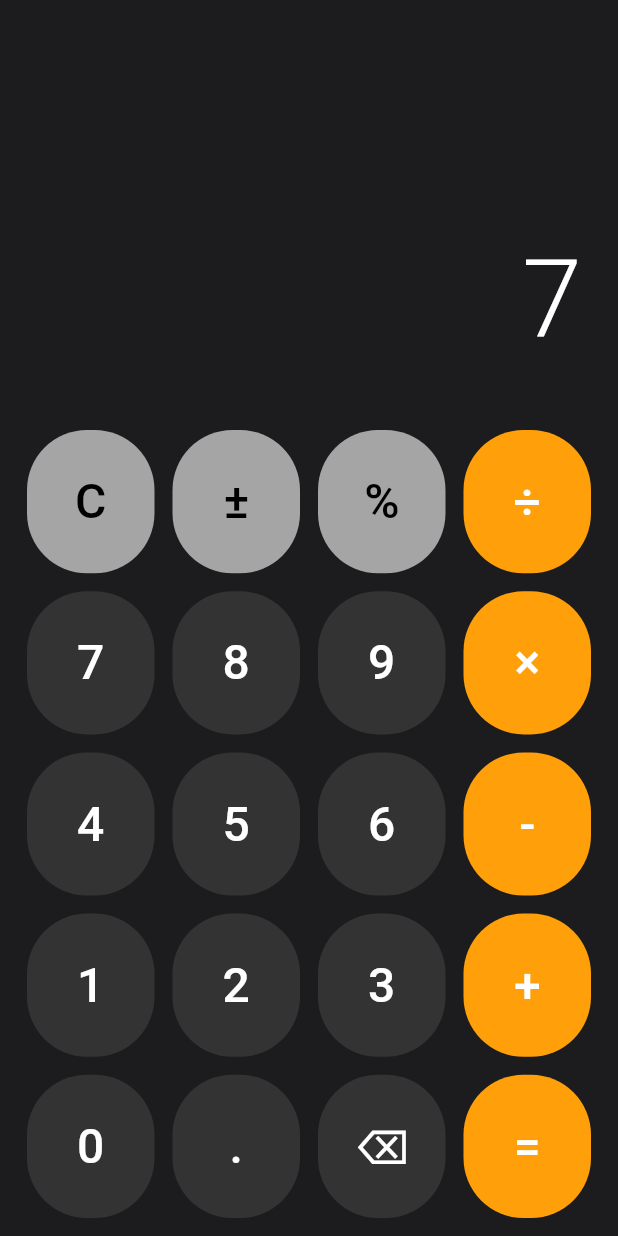
After one commit to spiceyourcode/binti-salama, a Flutter app: the CalculatorDisguiseScreen screen opened directly, after a tap on an icon or button, on a phone screen of 412 x 824 dp. The commit adds this screen. Run offline on Flutter 3.47's test engine with Material 3 defaults, Android fonts, the phone set to English and light mode, and no system bars; our stand-ins replace flutter_dotenv, flutter_local_notifications, flutter_secure_storage, geocoding, geolocator, google_maps_flutter and 4 more; accounts and stored records are empty; statements that could not run were skipped.

Commit message:
Add disguise mode functionality with a calculator interface; implement disguise mode provider for state management and update relevant screens for seamless integration.

```diff
--- /dev/null
+++ b/lib/screens/calculator_disguise_screen.dart
@@ -0,0 +1,320 @@
+import 'package:flutter/material.dart';
+import 'login_screen.dart';
+
+/// A fully functional calculator that serves as the disguise for the app.
+///
+/// SECRET ACCESS: Enter the sequence "159=" to reveal the real app.
+/// This looks like a normal calculation but unlocks Binti Salama.
+class CalculatorDisguiseScreen extends StatefulWidget {
+  const CalculatorDisguiseScreen({super.key});
+
+  @override
+  State<CalculatorDisguiseScreen> createState() =>
+      _CalculatorDisguiseScreenState();
+}
+
+class _CalculatorDisguiseScreenState extends State<CalculatorDisguiseScreen> {
+  String _display = '0';
+  String _currentInput = '';
+  String _operator = '';
+  double _firstOperand = 0;
+  bool _shouldResetDisplay = false;
+
+  // Secret sequence tracking
+  String _inputSequence = '';
+  static const String _secretCode = '159='; // Secret code to unlock real app
+
+  void _onDigitPressed(String digit) {
+    setState(() {
+      // Track input sequence for secret code
+      _inputSequence += digit;
+      if (_inputSequence.length > 10) {
+        _inputSequence = _inputSequence.substring(_inputSequence.length - 10);
+      }
+
+      if (_shouldResetDisplay) {
+        _display = digit;
+        _currentInput = digit;
+        _shouldResetDisplay = false;
+      } else {
+        if (_display == '0' && digit != '.') {
+          _display = digit;
+          _currentInput = digit;
+        } else {
+          _display += digit;
+          _currentInput += digit;
+        }
+      }
+    });
+  }
+
+  void _onOperatorPressed(String op) {
+    setState(() {
+      if (_currentInput.isNotEmpty) {
+        _firstOperand = double.tryParse(_currentInput) ?? 0;
+      }
+      _operator = op;
+      _shouldResetDisplay = true;
+      _currentInput = '';
+    });
+  }
+
+  void _onEqualsPressed() {
+    // Track equals in sequence
+    _inputSequence += '=';
+
+    // Check for secret code
+    if (_inputSequence.contains(_secretCode)) {
+      _unlockRealApp();
+      return;
+    }
+
+    setState(() {
+      if (_operator.isEmpty || _currentInput.isEmpty) {
+        _shouldResetDisplay = true;
+        return;
+      }
+
+      double secondOperand = double.tryParse(_currentInput) ?? 0;
+      double result = 0;
+
+      switch (_operator) {
+        case '+':
+          result = _firstOperand + secondOperand;
+          break;
+        case '-':
+          result = _firstOperand - secondOperand;
+          break;
+        case '×':
+          result = _firstOperand * secondOperand;
+          break;
+        case '÷':
+          if (secondOperand != 0) {
+            result = _firstOperand / secondOperand;
+          } else {
+            _display = 'Error';
+            _currentInput = '';
+            _operator = '';
+            _shouldResetDisplay = true;
+            return;
+          }
+          break;
+      }
+
+      // Format result
+      if (result == result.toInt()) {
+        _display = result.toInt().toString();
+      } else {
+        _display = result
+            .toStringAsFixed(8)
+            .replaceAll(RegExp(r'0+$'), '')
+            .replaceAll(RegExp(r'\.$'), '');
+      }
+
+      _currentInput = _display;
+      _operator = '';
+      _shouldResetDisplay = true;
+    });
+  }
+
+  void _onClearPressed() {
+    setState(() {
+      _display = '0';
+      _currentInput = '';
+      _operator = '';
+      _firstOperand = 0;
+      _shouldResetDisplay = false;
+      _inputSequence = '';
+    });
+  }
+
+  void _onBackspacePressed() {
+    setState(() {
+      if (_display.length > 1) {
+        _display = _display.substring(0, _display.length - 1);
+        _currentInput = _display;
+      } else {
+        _display = '0';
+        _currentInput = '';
+      }
+    });
+  }
+
+  void _onPercentPressed() {
+    setState(() {
+      double value = double.tryParse(_currentInput) ?? 0;
+      value = value / 100;
+      if (value == value.toInt()) {
+        _display = value.toInt().toString();
+      } else {
+        _display = value.toString();
+      }
+      _currentInput = _display;
+    });
+  }
+
+  void _onPlusMinusPressed() {
+    setState(() {
+      if (_display.startsWith('-')) {
+        _display = _display.substring(1);
+      } else if (_display != '0') {
+        _display = '-$_display';
+      }
+      _currentInput = _display;
+    });
+  }
+
+  void _unlockRealApp() {
+    // Reset sequence
+    _inputSequence = '';
+
+    // Navigate to the real login screen
+    Navigator.of(context).pushReplacement(
+      MaterialPageRoute(builder: (_) => const LoginScreen()),
+    );
+  }
+
+  @override
+  Widget build(BuildContext context) {
+    return Scaffold(
+      backgroundColor: const Color(0xFF1C1C1E),
+      body: SafeArea(
+        child: Column(
+          children: [
+            // Display
+            Expanded(
+              flex: 2,
+              child: Container(
+                width: double.infinity,
+                padding: const EdgeInsets.all(24),
+                alignment: Alignment.bottomRight,
+                child: SingleChildScrollView(
+                  scrollDirection: Axis.horizontal,
+                  reverse: true,
+                  child: Text(
+                    _display,
+                    style: const TextStyle(
+                      fontSize: 72,
+                      fontWeight: FontWeight.w300,
+                      color: Colors.white,
+                    ),
+                  ),
+                ),
+              ),
+            ),
+
+            // Buttons
+            Expanded(
+              flex: 4,
+              child: Padding(
+                padding: const EdgeInsets.all(12),
+                child: Column(
+                  children: [
+                    _buildButtonRow(['C', '±', '%', '÷']),
+                    const SizedBox(height: 12),
+                    _buildButtonRow(['7', '8', '9', '×']),
+                    const SizedBox(height: 12),
+                    _buildButtonRow(['4', '5', '6', '-']),
+                    const SizedBox(height: 12),
+                    _buildButtonRow(['1', '2', '3', '+']),
+                    const SizedBox(height: 12),
+                    _buildButtonRow(['0', '.', '⌫', '=']),
+                  ],
+                ),
+              ),
+            ),
+          ],
+        ),
+      ),
+    );
+  }
+
+  Widget _buildButtonRow(List<String> buttons) {
+    return Expanded(
+      child: Row(
+        children: buttons.map((btn) {
+          final isOperator = ['÷', '×', '-', '+', '='].contains(btn);
+          final isFunction = ['C', '±', '%'].contains(btn);
+          final isZero = btn == '0';
+
+          return Expanded(
+            flex: isZero ? 1 : 1,
+            child: Padding(
+              padding: const EdgeInsets.symmetric(horizontal: 6),
+              child: _buildButton(
+                btn,
+                isOperator: isOperator,
+                isFunction: isFunction,
+              ),
+            ),
+          );
+        }).toList(),
+      ),
+    );
+  }
+
+  Widget _buildButton(String text,
+      {bool isOperator = false, bool isFunction = false}) {
+    Color bgColor;
+    Color textColor;
+
+    if (isOperator) {
+      bgColor = const Color(0xFFFF9F0A);
+      textColor = Colors.white;
+    } else if (isFunction) {
+      bgColor = const Color(0xFFA5A5A5);
+      textColor = Colors.black;
+    } else {
+      bgColor = const Color(0xFF333333);
+      textColor = Colors.white;
+    }
+
+    return Material(
+      color: bgColor,
+      borderRadius: BorderRadius.circular(40),
+      child: InkWell(
+        borderRadius: BorderRadius.circular(40),
+        onTap: () => _handleButtonPress(text),
+        child: Container(
+          alignment: Alignment.center,
+          child: Text(
+            text,
+            style: TextStyle(
+              fontSize: 32,
+              fontWeight: FontWeight.w500,
+              color: textColor,
+            ),
+          ),
+        ),
+      ),
+    );
+  }
+
+  void _handleButtonPress(String btn) {
+    switch (btn) {
+      case 'C':
+        _onClearPressed();
+        break;
+      case '±':
+        _onPlusMinusPressed();
+        break;
+      case '%':
+        _onPercentPressed();
+        break;
+      case '⌫':
+        _onBackspacePressed();
+        break;
+      case '=':
+        _onEqualsPressed();
+        break;
+      case '+':
+      case '-':
+      case '×':
+      case '÷':
+        _onOperatorPressed(btn);
+        break;
+      default:
+        _onDigitPressed(btn);
+    }
+  }
+}
--- a/lib/screens/home_screen.dart
+++ b/lib/screens/home_screen.dart
@@ -13,6 +13,7 @@ import '../widgets/panic_button_widget.dart';
 import '../widgets/volume_button_detector.dart';
 import '../widgets/bottom_navigation.dart';
 import '../services/language_provider.dart';
+import 'login_screen.dart';
 import 'service_locator_screen.dart';
 import 'first_response_screen.dart';
 import 'incident_log_screen.dart';
@@ -93,7 +94,9 @@ class _HomeScreenState extends State<HomeScreen> with WidgetsBindingObserver {
     if (elapsed.inMinutes >= settings.autoLockMinutes) {
       await authService.logout();
       if (mounted) {
-        Navigator.of(context).pushReplacementNamed('/login');
+        Navigator.of(context).pushReplacement(
+          MaterialPageRoute(builder: (_) => const LoginScreen()),
+        );
       }
     }
   }
--- /dev/null
+++ b/lib/services/disguise_mode_provider.dart
@@ -0,0 +1,106 @@
+import 'package:flutter/material.dart';
+import 'authentication_service.dart';
+import 'settings_service.dart';
+
+/// Constants for disguise mode appearance
+class DisguiseConstants {
+  // Disguised app identity (looks like a calculator app)
+  static const String disguisedAppName = 'Calculator';
+  static const String disguisedTagline = 'Simple & Fast';
+  static const IconData disguisedIcon = Icons.calculate_outlined;
+  static const Color disguisedPrimaryColor = Color(0xFF607D8B); // Blue Grey
+  static const Color disguisedAccentColor = Color(0xFF78909C);
+
+  // Normal app identity
+  static const String normalAppName = 'Binti Salama';
+  static const String normalTagline = 'Safe Girl - Your Confidential Support';
+  static const IconData normalIcon = Icons.security;
+  static const Color normalPrimaryColor = Color(0xFF6B4CE6);
+  static const Color normalAccentColor = Color(0xFF00C9B7);
+}
+
+/// Provider that manages disguise mode state across the app
+class DisguiseModeProvider extends ChangeNotifier {
+  bool _isDisguised = false;
+  bool _isLoaded = false;
+
+  AuthenticationService? _authService;
+  SettingsService? _settingsService;
+
+  bool get isDisguised => _isDisguised;
+  bool get isLoaded => _isLoaded;
+
+  // Getters for current app appearance based on disguise mode
+  String get appName => _isDisguised
+      ? DisguiseConstants.disguisedAppName
+      : DisguiseConstants.normalAppName;
+
+  String get appTagline => _isDisguised
+      ? DisguiseConstants.disguisedTagline
+      : DisguiseConstants.normalTagline;
+
+  IconData get appIcon => _isDisguised
+      ? DisguiseConstants.disguisedIcon
+      : DisguiseConstants.normalIcon;
+
+  Color get primaryColor => _isDisguised
+      ? DisguiseConstants.disguisedPrimaryColor
+      : DisguiseConstants.normalPrimaryColor;
+
+  Color get accentColor => _isDisguised
+      ? DisguiseConstants.disguisedAccentColor
+      : DisguiseConstants.normalAccentColor;
+
+  /// Set dependencies (called from ProxyProvider)
+  void setDependencies(AuthenticationService auth, SettingsService settings) {
+    _authService = auth;
+    _settingsService = settings;
+  }
+
+  /// Load the disguise mode setting from storage
+  Future<void> loadDisguiseMode() async {
+    if (_authService == null || _settingsService == null) {
+      _isLoaded = true;
+      return;
+    }
+
+    try {
+      final userId = await _authService!.getCurrentUserId();
+      if (userId != null) {
+        _isDisguised = await _settingsService!.isDisguiseModeEnabled(userId);
+      }
+    } catch (e) {
+      // If loading fails, default to not disguised
+      _isDisguised = false;
+    }
+
+    _isLoaded = true;
+    notifyListeners();
+  }
+
+  /// Update the disguise mode setting
+  Future<void> setDisguiseMode(bool enabled) async {
+    if (_authService == null || _settingsService == null) return;
+
+    try {
+      final userId = await _authService!.getCurrentUserId();
+      if (userId != null) {
+        await _settingsService!.updateDisguiseMode(userId, enabled);
+        _isDisguised = enabled;
+        notifyListeners();
+      }
+    } catch (e) {
+      // Handle error silently
+    }
+  }
+
+  /// Toggle disguise mode
+  Future<void> toggleDisguiseMode() async {
+    await setDisguiseMode(!_isDisguised);
+  }
+
+  /// Refresh the disguise mode from storage (call after settings change)
+  Future<void> refresh() async {
+    await loadDisguiseMode();
+  }
+}
--- a/pubspec.yaml
+++ b/pubspec.yaml
@@ -78,7 +78,7 @@ flutter:
     - assets/images/
     - assets/data/
     - assets/icons/
-    - .env
+    # .env is loaded at runtime, not bundled as an asset
 
   # Fonts are not needed - Flutter Material Design includes Roboto by default
   # Custom fonts can be added later if needed
```
Also changed, not shown: lib/main.dart (+13 -0 lines), lib/screens/login_screen.dart (+37 -13 lines), lib/screens/settings_screen.dart (+79 -0 lines), lib/screens/splash_screen.dart (+49 -10 lines).
